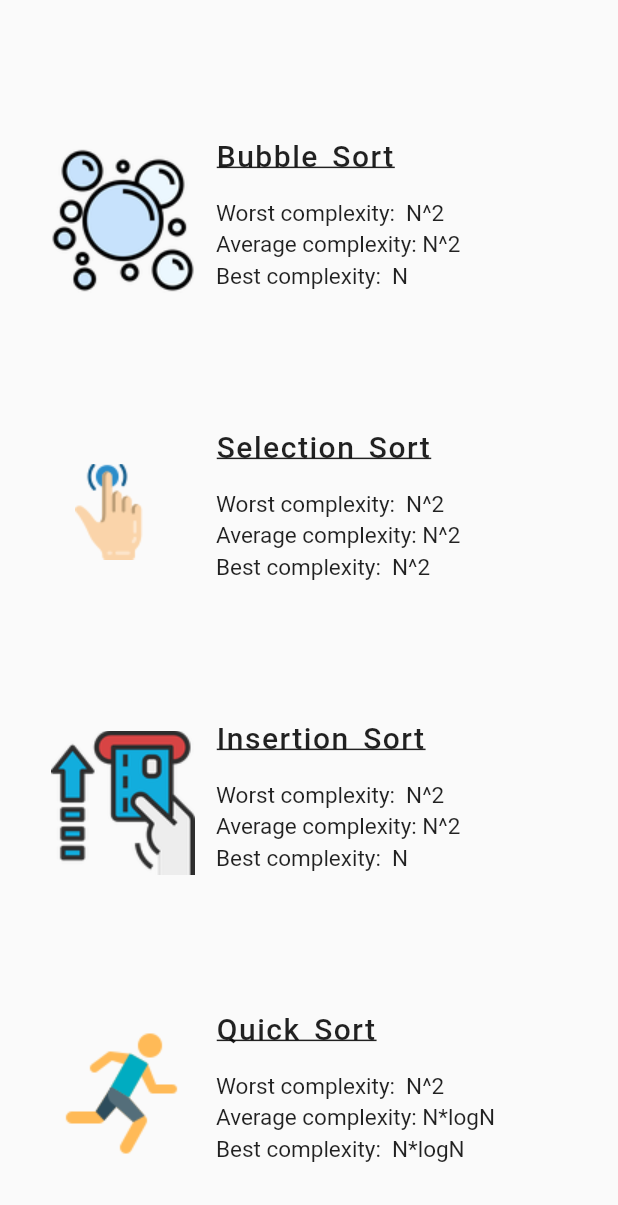
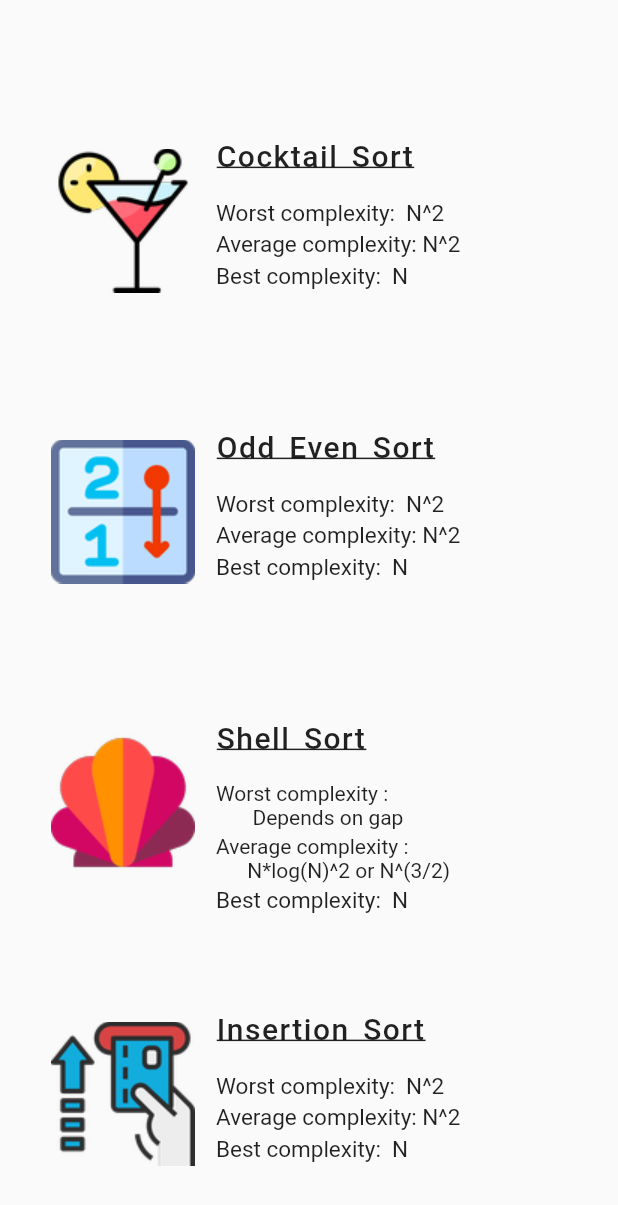
Before and after one commit to Lalitgiriofficial/Algolizer, a Flutter app: the screen it shows after launch, after a tap on "CONTINUE", after a tap on "See all", on a phone screen of 412 x 824 dp. Shown: the top 1205 px of the screen. Run offline on Flutter 3.47's test engine with Material 2 defaults, Android fonts, the phone set to English and light mode, and no system bars; our stand-ins replace flutter_svg; missing offline and left inert: adobe_xd, neumorphic.

Commit message:
Added more sorting algorithms

```diff
--- a/lib/main_screen.dart
+++ b/lib/main_screen.dart
@@ -86,33 +86,37 @@ class _main_screenState extends State<main_screen> {
                       Padding(
                         padding: const EdgeInsets.all(12.0),
                         child: InkWell(
-                          child:
-                              neucard("assets/green/bubble.png", "Bubble Sort"),
+                          child: neucard("assets/green/cocktail.png", "Cocktail Sort"),
                           onTap: () {
                             Navigator.push(
                                 context,
-                                CupertinoPageRoute(
-                                    builder: (context) => sort(
-                                          algo_name: "Bubble Sort",
-                                        )));
+                                CupertinoPageRoute(builder: (context)=>sort(algo_name: "Cocktail Sort",)));
                           },
                         ),
                       ),
                       Padding(
                         padding: const EdgeInsets.all(12.0),
                         child: InkWell(
-                          child:
-                              neucard("assets/green/tap.png", "Selection Sort"),
+                          child: neucard("assets/green/oddeven.png", "Odd Even Sort"),
                           onTap: () {
                             Navigator.push(
                                 context,
-                                CupertinoPageRoute(
-                                    builder: (context) => sort(
-                                          algo_name: "Selection Sort",
-                                        )));
+                                CupertinoPageRoute(builder: (context)=>sort(algo_name: "Odd Even Sort",)));
                           },
                         ),
                       ),
+                      Padding(
+                        padding: const EdgeInsets.all(12.0),
+                        child: InkWell(
+                          child: neucard("assets/green/shell.png", "Shell Sort"),
+                          onTap: () {
+                            Navigator.push(
+                                context,
+                                CupertinoPageRoute(builder: (context)=>sort(algo_name: "Shell Sort",)));
+                          },
+                        ),
+                      ),
+
                       Padding(
                         padding: const EdgeInsets.all(12.0),
                         child: InkWell(
@@ -173,22 +177,42 @@ class _main_screenState extends State<main_screen> {
                       Padding(
                         padding: const EdgeInsets.all(12.0),
                         child: InkWell(
-                          child: neucard("assets/green/shell.png", "Shell Sort"),
+                          child: neucard("assets/green/radix.png", "Radix Sort"),
                           onTap: () {
                             Navigator.push(
                                 context,
-                               CupertinoPageRoute(builder: (context)=>sort(algo_name: "Shell Sort",)));
+                                CupertinoPageRoute(builder: (context)=>sort(algo_name: "Radix Sort",)));
                           },
                         ),
                       ),
                       Padding(
                         padding: const EdgeInsets.all(12.0),
                         child: InkWell(
-                          child: neucard("assets/green/radix.png", "Radix Sort"),
+                          child:
+                          neucard("assets/green/tap.png", "Selection Sort"),
                           onTap: () {
                             Navigator.push(
                                 context,
-                                CupertinoPageRoute(builder: (context)=>sort(algo_name: "Radix Sort",)));
+                                CupertinoPageRoute(
+                                    builder: (context) => sort(
+                                      algo_name: "Selection Sort",
+                                    )));
+                          },
+                        ),
+                      ),
+
+                      Padding(
+                        padding: const EdgeInsets.all(12.0),
+                        child: InkWell(
+                          child:
+                          neucard("assets/green/bubbles.png", "Bubble Sort"),
+                          onTap: () {
+                            Navigator.push(
+                                context,
+                                CupertinoPageRoute(
+                                    builder: (context) => sort(
+                                      algo_name: "Bubble Sort",
+                                    )));
                           },
                         ),
                       ),
--- a/lib/sorting_list_view.dart
+++ b/lib/sorting_list_view.dart
@@ -26,35 +26,51 @@ class _sort_listState extends State<sort_list> {
               crossAxisAlignment: CrossAxisAlignment.start,
               children: [
                 Padding(
-                  padding: EdgeInsets.all(12.0),
+                  padding: const EdgeInsets.all(12.0),
                   child: InkWell(
-                    child: neulistcard("assets/green/bubble.png", "Bubble Sort",
+                    child: neulistcard("assets/green/cocktail.png", "Cocktail Sort",
                         "N^2", "N^2", "N"),
                     onTap: () {
                       Navigator.push(
                           context,
                           CupertinoPageRoute(
                               builder: (context) => sort(
-                                    algo_name: "Bubble Sort",
-                                  )));
+                                algo_name: "Cocktail Sort",
+                              )));
                     },
                   ),
                 ),
                 Padding(
                   padding: const EdgeInsets.all(12.0),
                   child: InkWell(
-                    child: neulistcard("assets/green/tap.png", "Selection Sort",
-                        "N^2", "N^2", "N^2"),
+                    child: neulistcard("assets/green/oddeven.png", "Odd Even Sort",
+                        "N^2", "N^2", "N"),
                     onTap: () {
                       Navigator.push(
                           context,
                           CupertinoPageRoute(
                               builder: (context) => sort(
-                                    algo_name: "Selection Sort",
-                                  )));
+                                algo_name: "Odd Even Sort",
+                              )));
                     },
                   ),
                 ),
+                Padding(
+                  padding: const EdgeInsets.all(12.0),
+                  child: InkWell(
+                    child: neulistcard("assets/green/shell.png", "Shell Sort",
+                        "Depends on gap ", "N*log(N)^2 or N^(3/2)", "N"),
+                    onTap: () {
+                      Navigator.push(
+                          context,
+                          CupertinoPageRoute(
+                              builder: (context) => sort(
+                                algo_name: "Shell Sort",
+                              )));
+                    },
+                  ),
+                ),
+
                 Padding(
                   padding: const EdgeInsets.all(12.0),
                   child: InkWell(
@@ -118,21 +134,6 @@ class _sort_listState extends State<sort_list> {
                 Padding(
                   padding: const EdgeInsets.all(12.0),
                   child: InkWell(
-                    child: neulistcard("assets/green/shell.png", "Shell Sort",
-                        "Depends on gap ", "N*log(N)^2 or N^(3/2)", "N"),
-                    onTap: () {
-                      Navigator.push(
-                          context,
-                          CupertinoPageRoute(
-                              builder: (context) => sort(
-                                    algo_name: "Shell Sort",
-                                  )));
-                    },
-                  ),
-                ),
-                Padding(
-                  padding: const EdgeInsets.all(12.0),
-                  child: InkWell(
                     child: neulistcard("assets/green/radix.png", "Radix Sort",
                         "D*(N+B)", "D*(N+B)", "N+B"),
                     onTap: () {
@@ -145,6 +146,38 @@ class _sort_listState extends State<sort_list> {
                     },
                   ),
                 ),
+                Padding(
+                  padding: const EdgeInsets.all(12.0),
+                  child: InkWell(
+                    child: neulistcard("assets/green/tap.png", "Selection Sort",
+                        "N^2", "N^2", "N^2"),
+                    onTap: () {
+                      Navigator.push(
+                          context,
+                          CupertinoPageRoute(
+                              builder: (context) => sort(
+                                algo_name: "Selection Sort",
+                              )));
+                    },
+                  ),
+                ),
+
+                Padding(
+                  padding: EdgeInsets.all(12.0),
+                  child: InkWell(
+                    child: neulistcard("assets/green/bubbles.png", "Bubble Sort",
+                        "N^2", "N^2", "N"),
+                    onTap: () {
+                      Navigator.push(
+                          context,
+                          CupertinoPageRoute(
+                              builder: (context) => sort(
+                                algo_name: "Bubble Sort",
+                              )));
+                    },
+                  ),
+                ),
+
               ],
             ),
           ),
```
Also changed, not shown: lib/sort.dart (+71 -0 lines), assets/green/bubbles.png, assets/green/cocktail.png (added), assets/green/oddeven.png (added).
